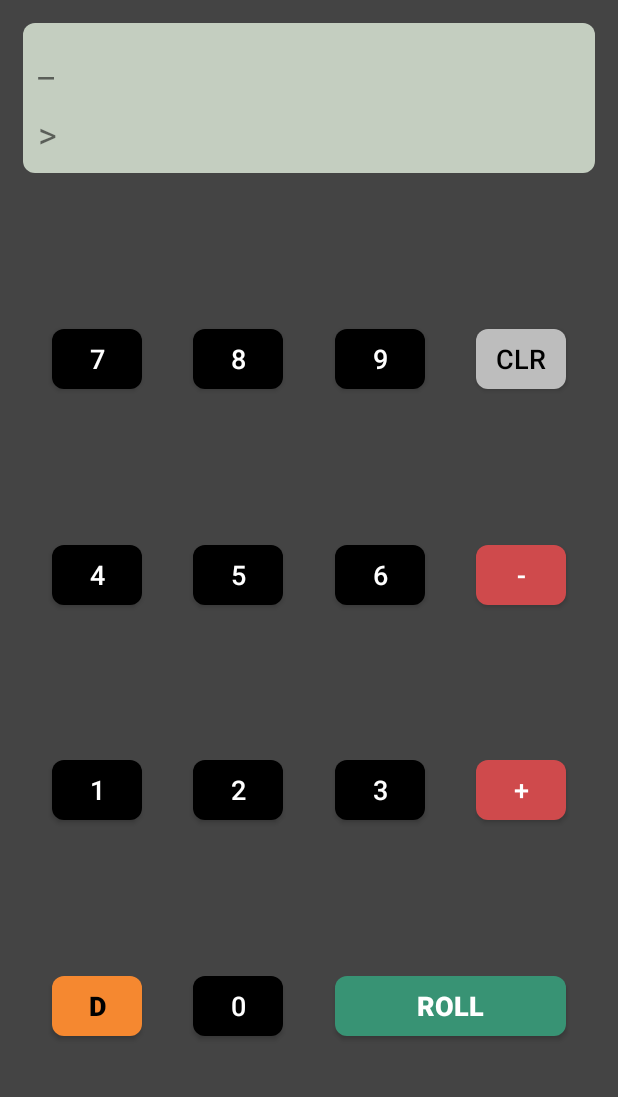
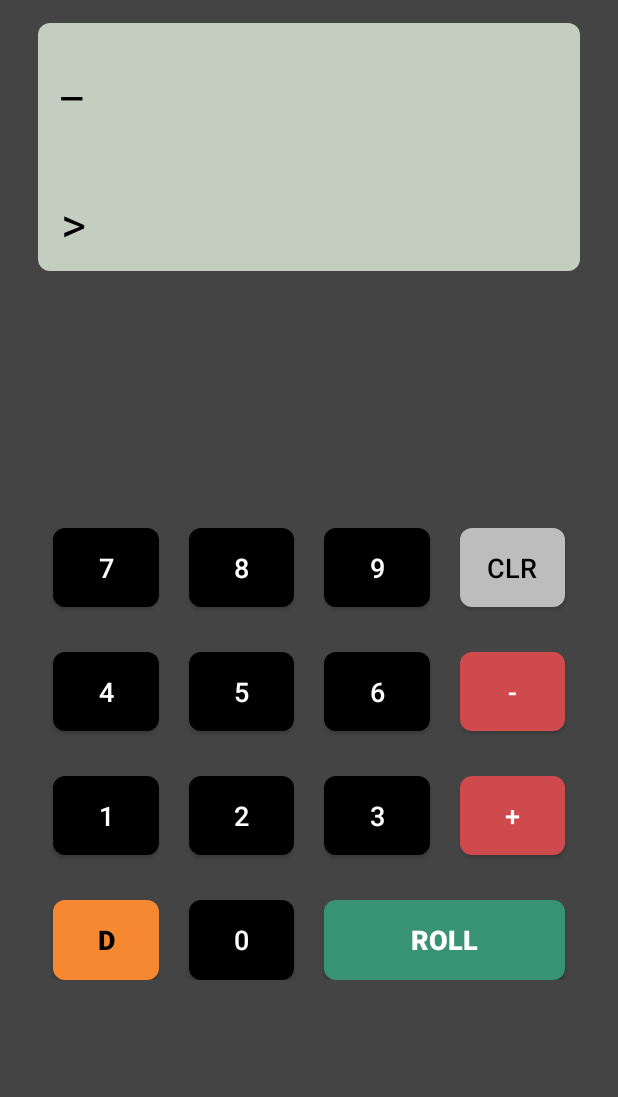
Before and after one commit to remcoder/polyhedral-dice-calculator, an Android app: the screen it shows after launch (MainActivity), on a phone screen of 412 x 824 dp, the part 44-1141 px from its top. Run offline under Robolectric (Android 15) with nearby library versions, the phone set to English and light mode, and no system bars; libraries missing offline, so code that uses them is left out: com.q42.tolbaaken, com.q42.utils; 2 statements that could not run were skipped.

Commit message:
Scalable UI (wip)

```diff
--- a/src/app/src/main/res/layout/activity_main.xml
+++ b/src/app/src/main/res/layout/activity_main.xml
@@ -7,6 +7,8 @@
     tools:context=".MainActivity"
     android:background="@color/dark_grey"
     android:id="@+id/container"
+    android:paddingStart="25dp"
+    android:paddingEnd="25dp"
     >
 
     <TextView
@@ -25,202 +27,252 @@
     <View
         android:id="@+id/lcd"
         android:layout_width="match_parent"
-        android:layout_height="100dp"
+        android:layout_height="0dp"
 
         app:layout_constraintTop_toBottomOf="@id/app_name"
         android:background="@drawable/rounded_button"
         android:backgroundTint="@color/lcd"
-        android:layout_margin="15dp"
+        android:layout_marginTop="15dp"
+
+        app:layout_constraintBottom_toBottomOf="@id/result"
         />
 
     <TextView
         android:id="@+id/input"
-        android:layout_width="wrap_content"
+        android:layout_width="0dp"
         android:layout_height="wrap_content"
-        tools:text="2d4+1d6"
-        android:layout_marginStart="10dp"
-        android:layout_marginTop="10dp"
-
-        android:textSize="24sp"
+        tools:text="2d4+1d6+2d4+1d6+2d4+1d6"
+        android:layout_marginStart="15dp"
+        android:layout_marginEnd="15dp"
+        android:layout_marginTop="15dp"
+        android:lines="2"
+        android:textSize="32sp"
         app:layout_constraintStart_toStartOf="@id/lcd"
+        app:layout_constraintEnd_toEndOf="@id/lcd"
         app:layout_constraintTop_toTopOf="@id/lcd"
+        app:layout_constraintBottom_toTopOf="@id/result"
         />
 
     <TextView
         android:id="@+id/result"
-        android:layout_width="wrap_content"
+        android:layout_width="0dp"
         android:layout_height="wrap_content"
         tools:text=">> 42"
-        android:textSize="24sp"
-        app:layout_constraintLeft_toLeftOf="@id/lcd"
-        android:layout_marginStart="10dp"
-        android:layout_marginBottom="10dp"
+        android:textSize="32sp"
+        app:layout_constraintStart_toStartOf="@id/lcd"
+        app:layout_constraintEnd_toEndOf="@id/lcd"
+        app:layout_constraintHorizontal_bias="0"
+        app:layout_constraintTop_toBottomOf="@id/input"
+        app:layout_constraintBottom_toBottomOf="@id/lcd"
+        android:layout_marginStart="15dp"
+        android:layout_marginEnd="15dp"
+        android:layout_marginTop="15dp"
+        android:paddingBottom="10dp"
+        />
 
+    <android.support.constraint.ConstraintLayout
+        android:id="@+id/buttons"
+        android:layout_width="match_parent"
+        android:layout_height="wrap_content"
+        app:layout_constraintTop_toBottomOf="@id/result"
+        app:layout_constraintBottom_toBottomOf="parent"
+        app:layout_constraintStart_toStartOf="parent"
+        >
 
-        app:layout_constraintBottom_toBottomOf="@id/lcd"
+    <Button
+        android:id="@+id/button_7"
+        android:layout_width="0dp"
+        android:layout_height="0dp"
+        android:text="7"
+        app:layout_constraintTop_toTopOf="parent"
+
+        app:layout_constraintEnd_toStartOf="@+id/button_8"
+        app:layout_constraintStart_toStartOf="parent"
+        app:layout_constraintHorizontal_chainStyle="spread_inside"
+        android:layout_marginHorizontal="10dp"
+        android:layout_marginVertical="30dp"
+        app:layout_constraintDimensionRatio="4:3"
         />
 
     <Button
-        android:id="@+id/button_7"
-        android:layout_width="@dimen/calculator_button_width"
-        android:layout_height="@dimen/button_height"
-        android:text="7"
-        app:layout_constraintStart_toStartOf="parent"
-        app:layout_constraintEnd_toStartOf="@+id/button_8"
-        app:layout_constraintTop_toBottomOf="@+id/lcd"
-        app:layout_constraintBottom_toTopOf="@id/button_4"
+        android:id="@+id/button_8"
+        android:layout_width="0dp"
+        android:layout_height="0dp"
+        android:text="8"
+        app:layout_constraintTop_toTopOf="@+id/button_7"
+        app:layout_constraintStart_toEndOf="@+id/button_7"
+        app:layout_constraintEnd_toStartOf="@id/button_9"
+        app:layout_constraintBottom_toBottomOf="@id/button_7"
+        android:layout_marginHorizontal="10dp"
 
         />
 
     <Button
-        android:id="@+id/button_8"
-        android:layout_width="@dimen/calculator_button_width"
-        android:layout_height="@dimen/button_height"
-        android:text="8"
-        app:layout_constraintTop_toTopOf="@+id/button_7"
-        app:layout_constraintStart_toEndOf="@+id/button_7"
-        app:layout_constraintEnd_toStartOf="@id/button_9"
-        />
-
-    <Button
         android:id="@+id/button_9"
-        android:layout_width="@dimen/calculator_button_width"
-        android:layout_height="@dimen/button_height"
+        android:layout_width="0dp"
+        android:layout_height="0dp"
         android:text="9"
         app:layout_constraintStart_toEndOf="@+id/button_8"
         app:layout_constraintTop_toTopOf="@+id/button_7"
+        app:layout_constraintBottom_toBottomOf="@id/button_7"
         app:layout_constraintEnd_toStartOf="@id/button_clear"
+        android:layout_marginHorizontal="10dp"
         />
 
     <Button
         android:id="@+id/button_clear"
-        android:layout_width="@dimen/calculator_button_width"
-        android:layout_height="@dimen/button_height"
+        android:layout_width="0dp"
+        android:layout_height="0dp"
         style="@style/CommandButton"
         android:text="clr"
         app:layout_constraintStart_toEndOf="@id/button_9"
         app:layout_constraintEnd_toEndOf="parent"
         app:layout_constraintTop_toTopOf="@id/button_7"
+        app:layout_constraintBottom_toBottomOf="@id/button_7"
+        android:layout_marginHorizontal="10dp"
         />
 
     <Button
         android:id="@+id/button_4"
-        android:layout_width="@dimen/calculator_button_width"
-        android:layout_height="@dimen/button_height"
+        android:layout_width="0dp"
+        android:layout_height="0dp"
         android:text="4"
         app:layout_constraintStart_toStartOf="parent"
         app:layout_constraintTop_toBottomOf="@+id/button_7"
         app:layout_constraintEnd_toStartOf="@id/button_5"
-        app:layout_constraintBottom_toTopOf="@id/button_1"
-        android:layout_marginTop="@dimen/button_vspacing"
+        app:layout_constraintDimensionRatio="4:3"
+        app:layout_constraintHorizontal_chainStyle="spread_inside"
+        android:layout_marginHorizontal="10dp"
+        android:layout_marginVertical="30dp"
         />
 
     <Button
         android:id="@+id/button_5"
-        android:layout_width="@dimen/calculator_button_width"
-        android:layout_height="@dimen/button_height"
+        android:layout_width="0dp"
+        android:layout_height="0dp"
         android:text="5"
         app:layout_constraintEnd_toStartOf="@+id/button_6"
         app:layout_constraintStart_toEndOf="@+id/button_4"
         app:layout_constraintTop_toTopOf="@+id/button_4"
+        app:layout_constraintBottom_toBottomOf="@id/button_4"
+        android:layout_marginHorizontal="10dp"
         />
 
     <Button
         android:id="@+id/button_6"
-        android:layout_width="@dimen/calculator_button_width"
-        android:layout_height="@dimen/button_height"
+        android:layout_width="0dp"
+        android:layout_height="0dp"
         android:text="6"
         app:layout_constraintEnd_toStartOf="@id/button_minus"
         app:layout_constraintStart_toEndOf="@id/button_5"
         app:layout_constraintTop_toTopOf="@+id/button_4"
+        app:layout_constraintBottom_toBottomOf="@id/button_4"
+        android:layout_marginHorizontal="10dp"
         />
 
     <Button
         android:id="@+id/button_minus"
-        android:layout_width="@dimen/calculator_button_width"
-        android:layout_height="@dimen/button_height"
+        android:layout_width="0dp"
+        android:layout_height="0dp"
         android:text="-"
         app:layout_constraintEnd_toEndOf="parent"
         app:layout_constraintStart_toEndOf="@id/button_6"
         app:layout_constraintTop_toTopOf="@id/button_4"
+        app:layout_constraintBottom_toBottomOf="@id/button_4"
         style="@style/OperatorButton"
+        android:layout_marginHorizontal="10dp"
         />
 
     <Button
         android:id="@+id/button_1"
-        android:layout_width="@dimen/calculator_button_width"
-        android:layout_height="@dimen/button_height"
+        android:layout_width="0dp"
+        android:layout_height="0dp"
         android:text="1"
         app:layout_constraintStart_toStartOf="parent"
         app:layout_constraintEnd_toStartOf="@+id/button_2"
         app:layout_constraintTop_toBottomOf="@+id/button_4"
-        android:layout_marginTop="@dimen/button_vspacing"
-        app:layout_constraintBottom_toTopOf="@id/button_d"
+
+        app:layout_constraintDimensionRatio="4:3"
+        app:layout_constraintHorizontal_chainStyle="spread_inside"
+        android:layout_marginHorizontal="10dp"
+        android:layout_marginVertical="30dp"
+
         />
 
     <Button
         android:id="@+id/button_2"
-        android:layout_width="@dimen/calculator_button_width"
-        android:layout_height="@dimen/button_height"
+        android:layout_width="0dp"
+        android:layout_height="0dp"
         android:text="2"
         app:layout_constraintEnd_toStartOf="@+id/button_3"
         app:layout_constraintStart_toEndOf="@id/button_1"
         app:layout_constraintTop_toTopOf="@+id/button_1"
+        app:layout_constraintBottom_toBottomOf="@id/button_1"
+        android:layout_marginHorizontal="10dp"
         />
 
     <Button
         android:id="@+id/button_3"
-        android:layout_width="@dimen/calculator_button_width"
-        android:layout_height="@dimen/button_height"
+        android:layout_width="0dp"
+        android:layout_height="0dp"
         android:text="3"
 
         app:layout_constraintEnd_toStartOf="@id/button_plus"
         app:layout_constraintTop_toTopOf="@+id/button_1"
+        app:layout_constraintBottom_toBottomOf="@id/button_1"
         app:layout_constraintStart_toEndOf="@id/button_2"
+        android:layout_marginHorizontal="10dp"
         />
 
     <Button
         android:id="@+id/button_plus"
-        android:layout_width="@dimen/calculator_button_width"
-        android:layout_height="@dimen/button_height"
+        android:layout_width="0dp"
+        android:layout_height="0dp"
         android:text="+"
         style="@style/OperatorButton"
         app:layout_constraintEnd_toEndOf="parent"
         app:layout_constraintStart_toEndOf="@id/button_3"
         app:layout_constraintTop_toTopOf="@id/button_1"
+        app:layout_constraintBottom_toBottomOf="@id/button_1"
+        android:layout_marginHorizontal="10dp"
         />
 
     <Button
         android:id="@+id/button_d"
-        android:layout_width="@dimen/calculator_button_width"
-        android:layout_height="@dimen/button_height"
+        android:layout_width="0dp"
+        android:layout_height="0dp"
         android:text="d"
         app:layout_constraintTop_toBottomOf="@id/button_1"
         app:layout_constraintStart_toStartOf="@id/button_1"
-        android:layout_marginTop="@dimen/button_vspacing"
-        app:layout_constraintBottom_toBottomOf="parent"
+        app:layout_constraintEnd_toEndOf="@id/button_1"
+        app:layout_constraintDimensionRatio="4:3"
+        android:layout_marginVertical="30dp"
         style="@style/DieButton"
         />
 
     <Button
         android:id="@+id/button_0"
-        android:layout_width="@dimen/calculator_button_width"
-        android:layout_height="@dimen/button_height"
+        android:layout_width="0dp"
+        android:layout_height="0dp"
         android:text="0"
 
         app:layout_constraintTop_toTopOf="@id/button_d"
+        app:layout_constraintBottom_toBottomOf="@id/button_d"
+        app:layout_constraintStart_toStartOf="@id/button_2"
         app:layout_constraintEnd_toEndOf="@id/button_2"
         />
 
     <Button
         android:id="@+id/button_roll"
         android:layout_width="0dp"
-        android:layout_height="@dimen/button_height"
+        android:layout_height="0dp"
         android:text="roll"
         style="@style/RollButton"
         app:layout_constraintTop_toTopOf="@id/button_d"
         app:layout_constraintStart_toStartOf="@id/button_3"
         app:layout_constraintEnd_toEndOf="@id/button_plus"
+        app:layout_constraintBottom_toBottomOf="@id/button_d"
         />
+    </android.support.constraint.ConstraintLayout>
 
 </android.support.constraint.ConstraintLayout>
--- a/src/app/src/main/res/values/dimens.xml
+++ b/src/app/src/main/res/values/dimens.xml
@@ -1,6 +1,3 @@
 <?xml version="1.0" encoding="utf-8"?>
 <resources>
-    <dimen name="calculator_button_width">60dp</dimen>
-    <dimen name="button_vspacing">0dp</dimen>
-    <dimen name="button_height">40dp</dimen>
 </resources>
--- a/src/app/src/main/res/values/styles.xml
+++ b/src/app/src/main/res/values/styles.xml
@@ -6,6 +6,7 @@
         <item name="colorPrimary">@color/dark_grey</item>
         <item name="colorPrimaryDark">@color/dark_grey</item>
         <item name="colorAccent">@color/colorAccent</item>
+        <item name="android:textColor">@color/black</item>
         <item name="android:buttonStyle">@style/CalculatorButton</item>
 
     </style>
@@ -17,10 +18,14 @@
     <style name="CalculatorButton" parent="Base.Widget.AppCompat.Button">
         <item name="android:textColor">@color/white</item>
         <item name="android:backgroundTint">@color/black</item>
-        <item name="android:padding">0dp</item>
+        <item name="android:paddingStart">12dp</item>
+        <item name="android:paddingEnd">12dp</item>
+        <item name="android:paddingTop">8sp</item>
+        <item name="android:paddingBottom">8sp</item>
         <item name="android:textSize">18sp</item>
         <item name="android:background">@drawable/rounded_button</item>
-
+        <item name="android:minHeight">32sp</item>
+        <item name="android:minWidth">72sp</item>
     </style>
 
     <style name="OperatorButton" parent="CalculatorButton">
```
